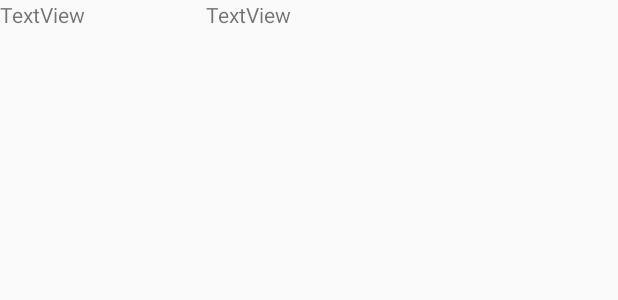
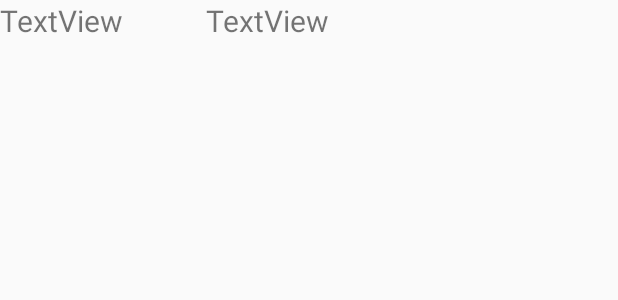
Before and after one commit to Diocto/AI-Vocabulary-app, an Android app: the layout incorrectword_listview_item.xml on its own in the app's theme, with its tools: preview values and no code run, on a phone screen of 412 x 824 dp. Shown: the top 300 px of the screen. Run offline under Robolectric (Android 15) with nearby library versions, the phone set to English and light mode, and no system bars.

Commit message:
feat: add textView beside FAB. resize inWordList

```diff
--- a/app/src/main/java/org/andoidtown/ai_vocabulary/wordtest_component/IncorrectWordListActivity.java
+++ b/app/src/main/java/org/andoidtown/ai_vocabulary/wordtest_component/IncorrectWordListActivity.java
@@ -24,9 +24,6 @@ public class IncorrectWordListActivity extends AppCompatActivity {
     private FloatingActionButton mainFABButton;
     private FloatingActionButton saveFABButton;
     private FloatingActionButton printFABButton;
-    private LinearLayout saveFABLayout;
-    private LinearLayout printFABLayout;
-    private LinearLayout mainFABLayout;
 
     private boolean isFABOpen = false;
     private Animation fabOpen, fabClose;
--- a/app/src/main/res/layout/incorrectword_listview_item.xml
+++ b/app/src/main/res/layout/incorrectword_listview_item.xml
@@ -8,12 +8,14 @@
         android:layout_width="0dp"
         android:layout_height="wrap_content"
         android:layout_weight="2"
-        android:text="TextView" />
+        android:text="TextView"
+        android:textSize="20sp"/>
 
     <TextView
         android:id="@+id/text_inworditem_meaning"
         android:layout_width="0dp"
         android:layout_height="wrap_content"
         android:layout_weight="4"
-        android:text="TextView" />
+        android:text="TextView"
+        android:textSize="20sp" />
 </LinearLayout>
```
Also changed, not shown: app/src/main/res/layout/activity_incorrect_word_list.xml (+27 -7 lines).
